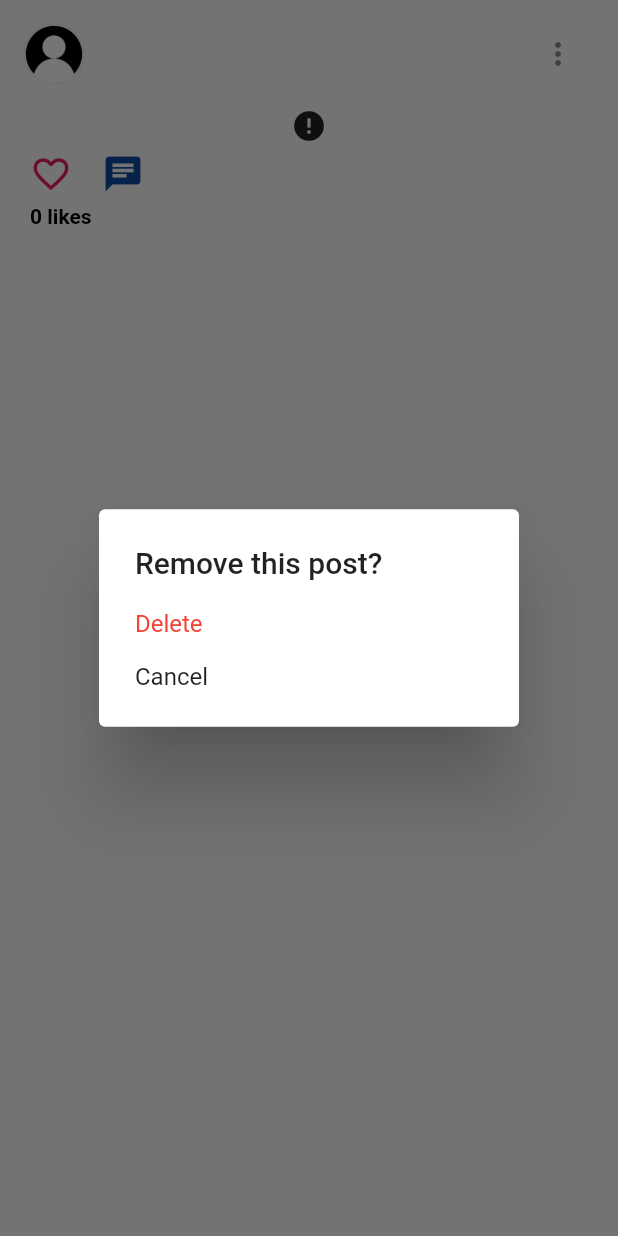
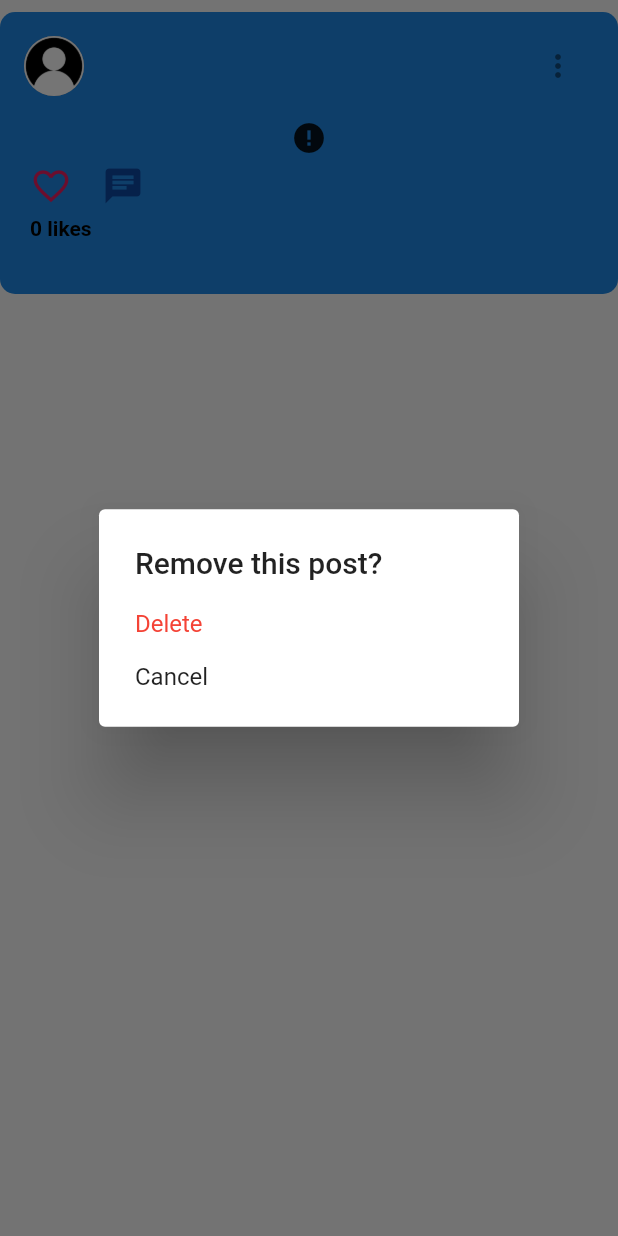
Before and after one commit to bhushankale093/Kenso, a Flutter app: the Post widget shown alone on an empty page, opened directly with empty values, after a tap on the "more vert" icon, on a phone screen of 412 x 824 dp. Run offline on Flutter 3.47's test engine with Material 2 defaults, Android fonts, the phone set to English and light mode, and no system bars; drawn by our look-alikes of cached_network_image; our stand-ins replace cloud_firestore, eva_icons_flutter, firebase_core, firebase_storage, geolocator, google_sign_in and 2 more; missing offline and left inert: animator, circle_bottom_navigation; accounts and stored records are empty; network calls fail.

```diff
--- a/lib/pages/home.dart
+++ b/lib/pages/home.dart
@@ -129,7 +129,7 @@ class _HomeState extends State<Home> {
     return Scaffold(
       body: PageView(
         children: <Widget>[
-          Timeline(),
+          Timeline(currentUser: currentUser),
           ActivityFeed(),
           Upload(currentUser: currentUser),
           Search(),
@@ -140,6 +140,8 @@ class _HomeState extends State<Home> {
         physics: NeverScrollableScrollPhysics(),
       ),
       bottomNavigationBar: CircleBottomNavigation(
+          circleSize: 40.0,
+          arcHeight: 30,
           initialSelection: pageIndex,
           onTabChangedListener: onTap,
           barBackgroundColor: Colors.white,
--- a/lib/pages/post_screen.dart
+++ b/lib/pages/post_screen.dart
@@ -25,6 +25,7 @@ class PostScreen extends StatelessWidget {
             body: ListView(
               children: <Widget>[
                 Container(
+                  padding: EdgeInsets.symmetric(vertical: 10.0),
                   child: post,
                 )
               ],
--- a/lib/reusable_widgets/post.dart
+++ b/lib/reusable_widgets/post.dart
@@ -344,6 +344,9 @@ class _PostState extends State<Post> {
             Expanded(child: Text(description ?? ''))
           ],
         ),
+        SizedBox(
+          height: 20.0,
+        )
       ],
     );
   }
@@ -352,13 +355,21 @@ class _PostState extends State<Post> {
   Widget build(BuildContext context) {
     isLiked = (likes[currentUserId] == true);
 
-    return Column(
-      mainAxisSize: MainAxisSize.min,
-      children: <Widget>[
-        buildPostHeader(),
-        buildPostImage(),
-        buildPostFooter()
-      ],
+    return Padding(
+      padding: EdgeInsets.symmetric(vertical: 8.0),
+      child: Container(
+        decoration: BoxDecoration(
+            borderRadius: BorderRadius.circular(10.0),
+            color: Colors.blue.shade600),
+        child: Column(
+          mainAxisSize: MainAxisSize.min,
+          children: <Widget>[
+            buildPostHeader(),
+            buildPostImage(),
+            buildPostFooter(),
+          ],
+        ),
+      ),
     );
   }
 }
```
Also changed, not shown: lib/pages/profile.dart (+14 -3 lines), lib/pages/timeline.dart (+67 -1 lines), firebase.json (added), 5 other files.
